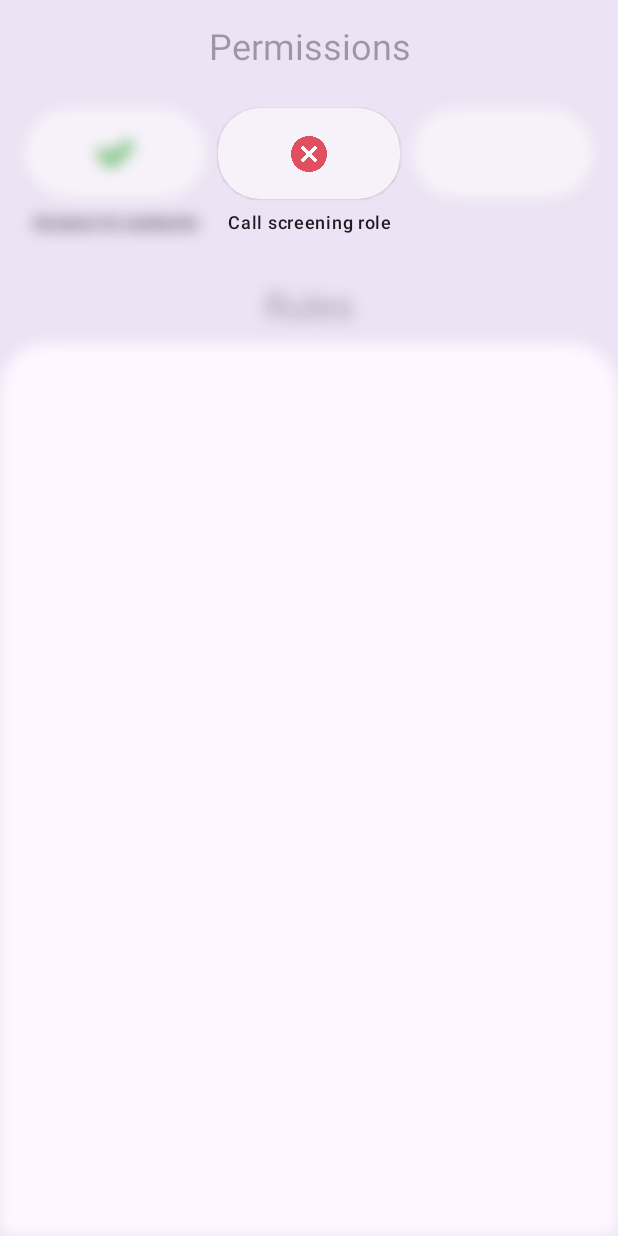
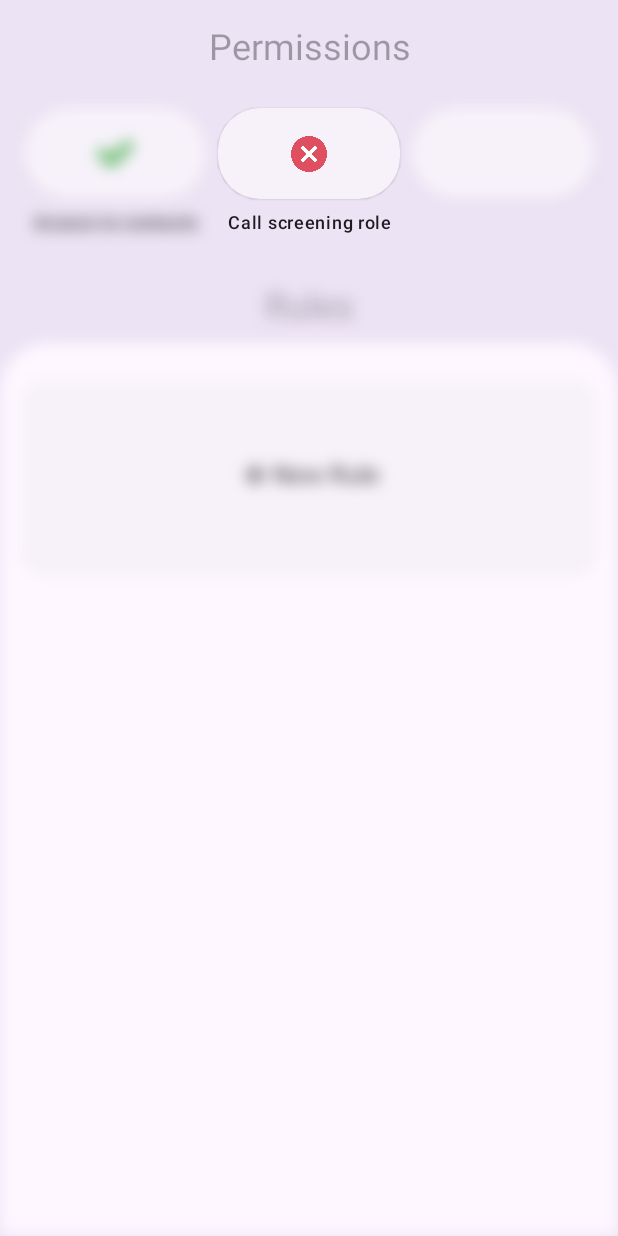
Before and after one commit to lonelyteapot/phone-control, an Android app built with Jetpack Compose: the screen it shows after launch (MainActivity), on a phone screen of 412 x 824 dp. Run offline under Robolectric (Android 15) with nearby library versions, the phone set to English and light mode, and no system bars; our stand-ins replace constraintlayout-compose.

Commit message:
Change new rule button

```diff
--- /dev/null
+++ b/app/src/main/java/dev/phonecontrol/ui/components/NewRuleCard.kt
@@ -0,0 +1,39 @@
+package dev.phonecontrol.ui.components
+
+import androidx.compose.foundation.layout.Arrangement
+import androidx.compose.foundation.layout.Row
+import androidx.compose.foundation.layout.fillMaxSize
+import androidx.compose.foundation.layout.fillMaxWidth
+import androidx.compose.foundation.layout.height
+import androidx.compose.material.icons.Icons
+import androidx.compose.material.icons.filled.Add
+import androidx.compose.material3.ElevatedCard
+import androidx.compose.material3.Icon
+import androidx.compose.material3.Text
+import androidx.compose.runtime.Composable
+import androidx.compose.ui.Alignment
+import androidx.compose.ui.Modifier
+import androidx.compose.ui.res.stringResource
+import androidx.compose.ui.unit.dp
+import dev.phonecontrol.R
+
+@Composable
+fun NewRuleCard(
+    onClick: () -> Unit,
+    modifier: Modifier = Modifier,
+) {
+    ElevatedCard(
+        shape = ruleCardShape,
+        onClick = onClick,
+        modifier = Modifier.fillMaxWidth().height(128.dp).then(modifier)
+    ) {
+        Row(
+            verticalAlignment = Alignment.CenterVertically,
+            horizontalArrangement = Arrangement.Center,
+            modifier = Modifier.fillMaxSize(),
+        ) {
+            Icon(Icons.Default.Add, contentDescription = null)
+            Text(stringResource(R.string.new_rule))
+        }
+    }
+}
--- a/app/src/main/java/dev/phonecontrol/ui/components/RuleCard2.kt
+++ b/app/src/main/java/dev/phonecontrol/ui/components/RuleCard2.kt
@@ -55,6 +55,8 @@ import dev.phonecontrol.ui.assets.simCardImageVector
 import java.util.UUID
 
 private const val ANIMATION_DURATION_MS = 300
+
+val ruleCardShape = RoundedCornerShape(16.dp)
 
 private fun <T> slideLeftTransitionSpec(): AnimatedContentTransitionScope<T>.() -> ContentTransform {
     return {
@@ -128,7 +130,7 @@ fun RuleCard2(
 
     ElevatedCard(
         colors = elevatedCardColors(enabled = rule.enabled),
-        shape = RoundedCornerShape(16.dp),
+        shape = ruleCardShape,
         modifier = Modifier
             .fillMaxWidth()
             .then(modifier),
--- a/app/src/main/java/dev/phonecontrol/ui/views/MainActivity.kt
+++ b/app/src/main/java/dev/phonecontrol/ui/views/MainActivity.kt
@@ -58,6 +58,7 @@ import dev.phonecontrol.R
 import dev.phonecontrol.misc.conditional
 import dev.phonecontrol.misc.gesturesDisabled
 import dev.phonecontrol.ui.components.CustomButton1
+import dev.phonecontrol.ui.components.NewRuleCard
 import dev.phonecontrol.ui.components.RuleCard2
 import dev.phonecontrol.ui.theme.PhoneControlTheme
 import kotlinx.coroutines.launch
@@ -113,20 +114,6 @@ class MainActivity : ComponentActivity() {
         Scaffold(
             contentWindowInsets = WindowInsets.systemBars.exclude(WindowInsets.navigationBars),
             containerColor = MaterialTheme.colorScheme.surfaceColorAtElevation(8.dp),
-            floatingActionButton = {
-                if (hasCallScreeningRoleState.value) ExtendedFloatingActionButton(
-                    text = { Text(stringResource(R.string.new_rule)) },
-                    icon = { Icon(Icons.Default.Add, contentDescription = null) },
-                    onClick = {
-                        coroutineScope.launch {
-                            viewModel.createNewRule(ruleListState.value.size)
-                            // TODO -1 lastIndex
-                            listState.animateScrollToItem(ruleListState.value.lastIndex)
-                        }
-                    },
-                    modifier = Modifier.navigationBarsPadding(),
-                )
-            },
             snackbarHost = {
                 SnackbarHost(snackbarHostState)
             },
@@ -227,7 +214,7 @@ class MainActivity : ComponentActivity() {
                         verticalArrangement = Arrangement.spacedBy(16.dp),
                         contentPadding = PaddingValues(
                             top = 24.dp,
-                            bottom = 16.dp + 72.dp + WindowInsets.navigationBars.asPaddingValues()
+                            bottom = 16.dp + WindowInsets.navigationBars.asPaddingValues()
                                 .calculateBottomPadding(),
                             start = 16.dp,
                             end = 16.dp,
@@ -281,33 +268,6 @@ class MainActivity : ComponentActivity() {
                                 modifier = Modifier.animateItemPlacement(),
                             )
 //                            RuleCard(
-//                                rule = rule,
-//                                deleteRule = {
-//                                    viewModel.deleteRule(rule)
-//                                },
-//                                updateRule = { newRule ->
-//                                    viewModel.updateRule(newRule)
-//                                },
-//                                modifier = Modifier.animateItemPlacement(),
-//                                onEveryoneDisabledClick = {
-//                                    coroutineScope.launch {
-//                                        if (snackbarHostState.currentSnackbarData != null) {
-//                                            return@launch
-//                                        }
-//                                        val snackbarResult = snackbarHostState.showSnackbar(
-//                                            "Access to contacts is required to use this",
-//                                            actionLabel = "Allow",
-//                                            duration = SnackbarDuration.Short,
-//                                        )
-//                                        when (snackbarResult) {
-//                                            SnackbarResult.ActionPerformed -> {
-//                                                requestPermissionLauncher.launch(Manifest.permission.READ_CONTACTS)
-//                                            }
-//
-//                                            else -> {}
-//                                        }
-//                                    }
-//                                },
 //                                onRemovedSimCardClick = {
 //                                    coroutineScope.launch {
 //                                        if (snackbarHostState.currentSnackbarData != null) {
@@ -319,8 +279,17 @@ class MainActivity : ComponentActivity() {
 //                                        )
 //                                    }
 //                                },
-//                                subscriptions = subscriptionsState.value,
 //                            )
+                        }
+                        item(key = "new_rule") {
+                            NewRuleCard(
+                                modifier = Modifier.animateItemPlacement(),
+                                onClick = {
+                                    coroutineScope.launch {
+                                        viewModel.createNewRule(ruleListState.value.size)
+                                    }
+                                },
+                            )
                         }
                     }
                 }
```
